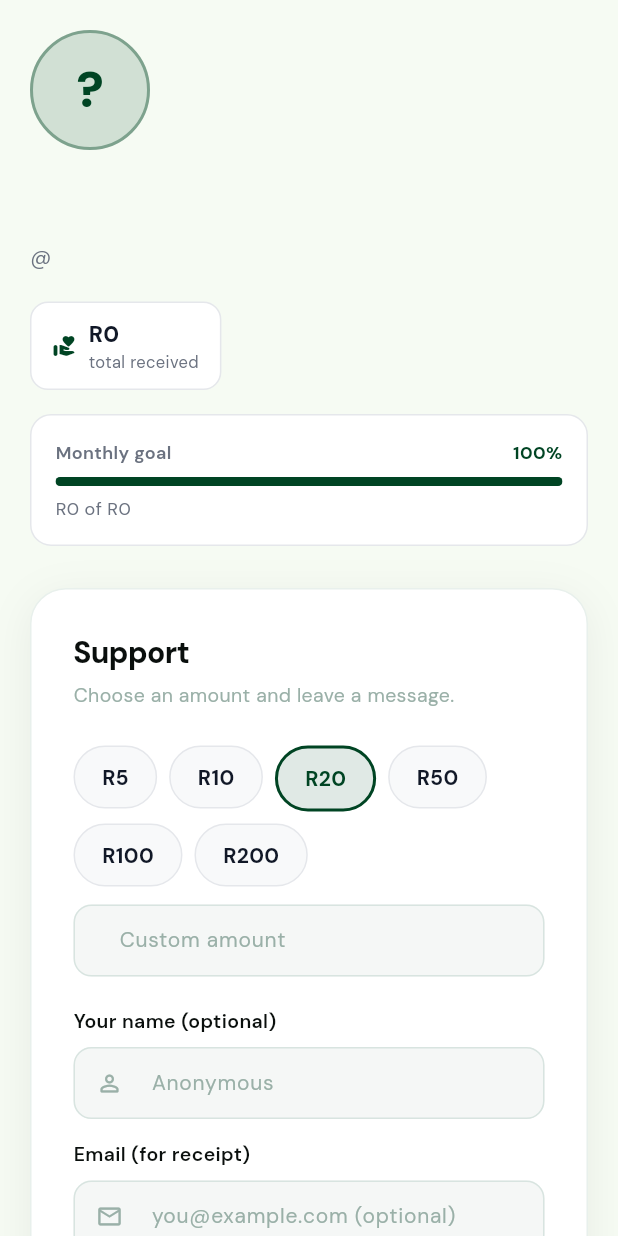
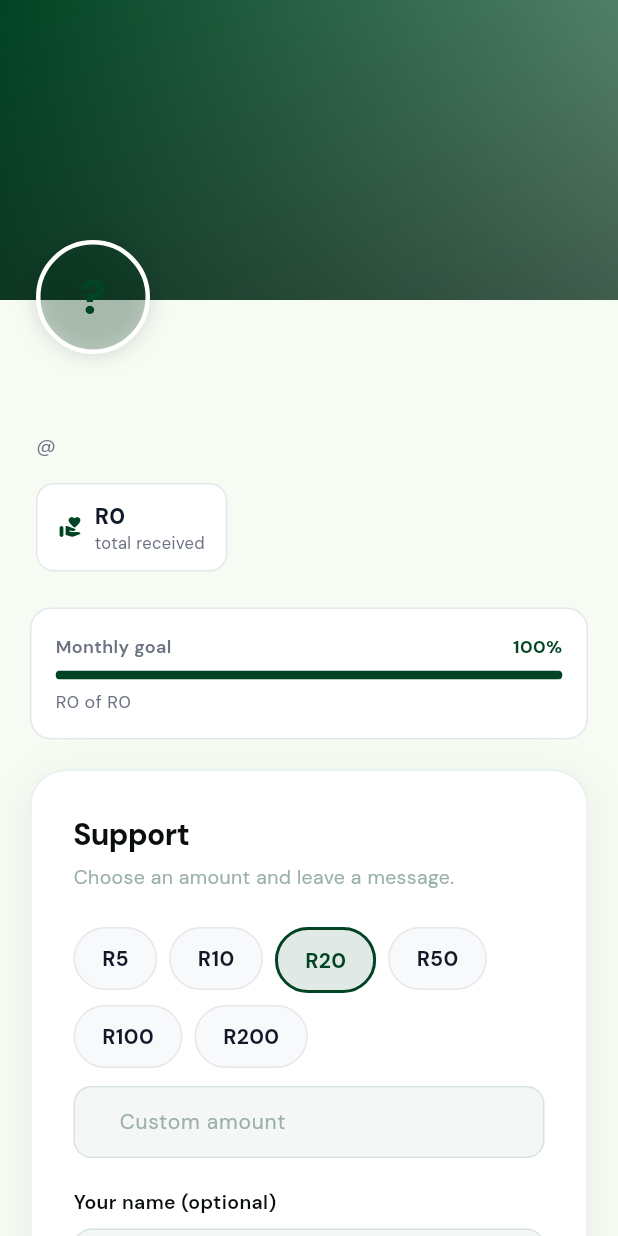
Before and after one commit to Thulani54/the-tipping-jar, a Flutter app: the _NarrowBody widget shown alone on an empty page, opened directly with empty values, on a phone screen of 412 x 824 dp. Run offline on Flutter 3.47's test engine with Material 3 defaults, Android fonts, the phone set to English and light mode, and no system bars; drawn by our look-alikes of flutter_animate; our stand-ins replace file_picker, flutter_html, flutter_spinkit, flutter_svg, go_router, google_fonts and 3 more; missing offline and left inert: dart:html; accounts and stored records are empty; network calls fail.

Commit message:
feat: hero banner with cover image + overlay on creator page
Full-bleed cover image (or green gradient fallback) at the top of
both desktop left panel and mobile layout. Avatar overlaps the
bottom edge of the banner. Gradient overlay ensures legibility.

Co-Authored-By: Claude Sonnet 4.6 <noreply@anthropic.com>

```diff
--- a/frontend/lib/screens/creator_screen.dart
+++ b/frontend/lib/screens/creator_screen.dart
@@ -204,44 +204,47 @@ class _WideBody extends StatelessWidget {
   Widget build(BuildContext context) => Row(
     crossAxisAlignment: CrossAxisAlignment.start,
     children: [
-      // Left: profile + jars + tiers + milestones + content + commissions + recent tips
+      // Left: hero banner + profile + content
       Expanded(
         flex: 4,
         child: SingleChildScrollView(
-          padding: const EdgeInsets.all(40),
           child: Column(crossAxisAlignment: CrossAxisAlignment.start, children: [
-            _CreatorCard(creator: creator),
+            _HeroBanner(creator: creator),
+            Padding(
+              padding: const EdgeInsets.fromLTRB(32, 20, 32, 40),
+              child: Column(crossAxisAlignment: CrossAxisAlignment.start, children: [
                 if (creator.tipGoal != null) ...[
-              const SizedBox(height: 20),
                   _GoalBar(tipGoal: creator.tipGoal!, totalTips: creator.totalTips),
+                  const SizedBox(height: 24),
                 ],
                 if (jars.isNotEmpty) ...[
+                  _JarsSection(jars: jars, creatorSlug: creator.slug),
                   const SizedBox(height: 32),
-              _JarsSection(jars: jars, creatorSlug: creator.slug),
                 ],
                 if (tiers.isNotEmpty) ...[
+                  _TiersSection(tiers: tiers, creatorSlug: creator.slug, creatorName: creator.displayName),
                   const SizedBox(height: 32),
-              _TiersSection(tiers: tiers, creatorSlug: creator.slug, creatorName: creator.displayName),
                 ],
                 if (milestones.isNotEmpty) ...[
+                  _MilestonesSection(milestones: milestones),
                   const SizedBox(height: 32),
-              _MilestonesSection(milestones: milestones),
                 ],
                 if (publicPosts.isNotEmpty) ...[
-              const SizedBox(height: 32),
                   _ContentSection(
                     creatorSlug: creator.slug,
                     publicPosts: publicPosts,
                     unlockedPosts: unlockedPosts,
                     onUnlocked: onUnlocked,
                   ),
+                  const SizedBox(height: 32),
                 ],
                 if (commissionSlot != null && commissionSlot!.isOpen) ...[
+                  _CommissionsSection(slot: commissionSlot!, creatorSlug: creator.slug, creatorName: creator.displayName),
                   const SizedBox(height: 32),
-              _CommissionsSection(slot: commissionSlot!, creatorSlug: creator.slug, creatorName: creator.displayName),
-            ],
-            const SizedBox(height: 32),
+                ],
                 _TipFeed(tips: tips),
+              ]),
+            ),
           ]),
         ),
       ),
@@ -286,99 +289,144 @@ class _NarrowBody extends StatelessWidget {
 
   @override
   Widget build(BuildContext context) => SingleChildScrollView(
-    padding: const EdgeInsets.all(20),
     child: Column(crossAxisAlignment: CrossAxisAlignment.start, children: [
-      _CreatorCard(creator: creator),
+      _HeroBanner(creator: creator),
+      Padding(
+        padding: const EdgeInsets.fromLTRB(20, 16, 20, 40),
+        child: Column(crossAxisAlignment: CrossAxisAlignment.start, children: [
           if (creator.tipGoal != null) ...[
-        const SizedBox(height: 16),
             _GoalBar(tipGoal: creator.tipGoal!, totalTips: creator.totalTips),
+            const SizedBox(height: 20),
           ],
           if (jars.isNotEmpty) ...[
+            _JarsSection(jars: jars, creatorSlug: creator.slug),
             const SizedBox(height: 24),
-        _JarsSection(jars: jars, creatorSlug: creator.slug),
           ],
           if (tiers.isNotEmpty) ...[
+            _TiersSection(tiers: tiers, creatorSlug: creator.slug, creatorName: creator.displayName),
             const SizedBox(height: 24),
-        _TiersSection(tiers: tiers, creatorSlug: creator.slug, creatorName: creator.displayName),
           ],
           if (milestones.isNotEmpty) ...[
+            _MilestonesSection(milestones: milestones),
             const SizedBox(height: 24),
-        _MilestonesSection(milestones: milestones),
           ],
           if (publicPosts.isNotEmpty) ...[
-        const SizedBox(height: 24),
             _ContentSection(
               creatorSlug: creator.slug,
               publicPosts: publicPosts,
               unlockedPosts: unlockedPosts,
               onUnlocked: onUnlocked,
             ),
+            const SizedBox(height: 24),
           ],
           if (commissionSlot != null && commissionSlot!.isOpen) ...[
+            _CommissionsSection(slot: commissionSlot!, creatorSlug: creator.slug, creatorName: creator.displayName),
             const SizedBox(height: 24),
-        _CommissionsSection(slot: commissionSlot!, creatorSlug: creator.slug, creatorName: creator.displayName),
-      ],
-      const SizedBox(height: 28),
+          ],
           _TipForm(creator: creator, onTipSent: onTipSent),
           const SizedBox(height: 32),
           _TipFeed(tips: tips),
         ]),
-  );
-}
-
-// ─── Creator card ─────────────────────────────────────────────────────────────
-class _CreatorCard extends StatelessWidget {
+      ),
+    ]),
+  );
+}
+
+// ─── Hero banner ──────────────────────────────────────────────────────────────
+class _HeroBanner extends StatelessWidget {
   final Creator creator;
-  const _CreatorCard({required this.creator});
-
-  Color get _avatarColor {
-    final colors = [kPrimary, const Color(0xFF60A5FA), const Color(0xFFF472B6),
-        const Color(0xFFFBBF24), const Color(0xFF818CF8)];
+  const _HeroBanner({required this.creator});
+
+  Color get _accent {
+    const colors = [kPrimary, Color(0xFF60A5FA), Color(0xFFF472B6),
+        Color(0xFFFBBF24), Color(0xFF818CF8)];
     return colors[creator.slug.length % colors.length];
   }
 
   @override
   Widget build(BuildContext context) {
+    final accent = _accent;
+    final hasCover = creator.coverImage != null && creator.coverImage!.isNotEmpty;
+
     return Column(crossAxisAlignment: CrossAxisAlignment.start, children: [
-      // Avatar
-      Container(
-        width: 80, height: 80,
-        decoration: BoxDecoration(
-          color: _avatarColor.withValues(alpha: 0.15),
+      // ── Cover image / gradient strip ─────────────────────────────────────
+      Stack(
+        clipBehavior: Clip.none,
+        children: [
+          // Background
+          SizedBox(
+            height: 200,
+            width: double.infinity,
+            child: hasCover
+                ? Image.network(
+                    creator.coverImage!,
+                    fit: BoxFit.cover,
+                    errorBuilder: (_, __, ___) => _fallbackGradient(accent),
+                  )
+                : _fallbackGradient(accent),
+          ),
+          // Gradient overlay (always, so text is legible if image is bright)
+          Positioned.fill(
+            child: DecoratedBox(
+              decoration: BoxDecoration(
+                gradient: LinearGradient(
+                  begin: Alignment.topCenter,
+                  end: Alignment.bottomCenter,
+                  colors: [
+                    Colors.black.withOpacity(hasCover ? 0.15 : 0.0),
+                    Colors.black.withOpacity(hasCover ? 0.55 : 0.35),
+                  ],
+                ),
+              ),
+            ),
+          ),
+          // Avatar overlapping the bottom edge
+          Positioned(
+            left: 24,
+            bottom: -36,
+            child: Container(
+              width: 76, height: 76,
+              decoration: BoxDecoration(
+                color: accent.withOpacity(0.2),
                 shape: BoxShape.circle,
-          border: Border.all(color: _avatarColor.withValues(alpha: 0.4), width: 2),
+                border: Border.all(color: Colors.white, width: 3),
+                boxShadow: [BoxShadow(color: Colors.black.withOpacity(0.15), blurRadius: 12)],
               ),
               child: Center(
-          child: Text(
-            creator.displayName.isNotEmpty
-                ? creator.displayName[0].toUpperCase() : '?',
+                child: creator.avatar != null && creator.avatar!.isNotEmpty
+                    ? ClipOval(child: Image.network(creator.avatar!, fit: BoxFit.cover, width: 76, height: 76))
+                    : Text(
+                        creator.displayName.isNotEmpty ? creator.displayName[0].toUpperCase() : '?',
                         style: GoogleFonts.dmSans(
-                color: _avatarColor, fontWeight: FontWeight.w900, fontSize: 34),
+                            color: hasCover ? Colors.white : accent,
+                            fontWeight: FontWeight.w900, fontSize: 32),
                       ),
               ),
             ).animate().scale(duration: 400.ms, curve: Curves.easeOutBack),
-      const SizedBox(height: 16),
-
-      // Name + slug
+          ),
+        ],
+      ),
+
+      // ── Info below banner ─────────────────────────────────────────────────
+      const SizedBox(height: 48), // space for avatar overlap
+      Padding(
+        padding: const EdgeInsets.symmetric(horizontal: 24),
+        child: Column(crossAxisAlignment: CrossAxisAlignment.start, children: [
           Text(creator.displayName, style: GoogleFonts.dmSans(
               color: const Color(0xFF111827), fontWeight: FontWeight.w800,
-          fontSize: 28, letterSpacing: -0.8))
+              fontSize: 26, letterSpacing: -0.6))
               .animate().fadeIn(delay: 80.ms, duration: 400.ms).slideY(begin: 0.1),
-      const SizedBox(height: 4),
-      Text('@${creator.slug}', style: GoogleFonts.dmSans(color: const Color(0xFF6B7280), fontSize: 14))
+          const SizedBox(height: 2),
+          Text('@${creator.slug}', style: GoogleFonts.dmSans(
+              color: const Color(0xFF6B7280), fontSize: 13))
               .animate().fadeIn(delay: 120.ms, duration: 400.ms),
-
-      // Tagline
           if (creator.tagline.isNotEmpty) ...[
-        const SizedBox(height: 10),
+            const SizedBox(height: 8),
             Text(creator.tagline, style: GoogleFonts.dmSans(
-            color: const Color(0xFF111827).withValues(alpha: 0.75), fontSize: 15, height: 1.5))
+                color: const Color(0xFF374151), fontSize: 14, height: 1.5))
                 .animate().fadeIn(delay: 160.ms, duration: 400.ms),
           ],
-
-      const SizedBox(height: 20),
-
-      // Stats
+          const SizedBox(height: 16),
           Row(children: [
             _StatPill(
               icon: Icons.volunteer_activism_rounded,
@@ -386,8 +434,21 @@ class _CreatorCard extends StatelessWidget {
               sub: 'total received',
             ),
           ]).animate().fadeIn(delay: 200.ms, duration: 400.ms),
+          const SizedBox(height: 8),
+        ]),
+      ),
     ]);
   }
+
+  Widget _fallbackGradient(Color accent) => Container(
+    decoration: BoxDecoration(
+      gradient: LinearGradient(
+        colors: [accent, accent.withOpacity(0.6)],
+        begin: Alignment.topLeft,
+        end: Alignment.bottomRight,
+      ),
+    ),
+  );
 }
 
 // ─── Tip tier label helper ─────────────────────────────────────────────────────
```
Lines whose indentation alone changed are shown as unchanged.
